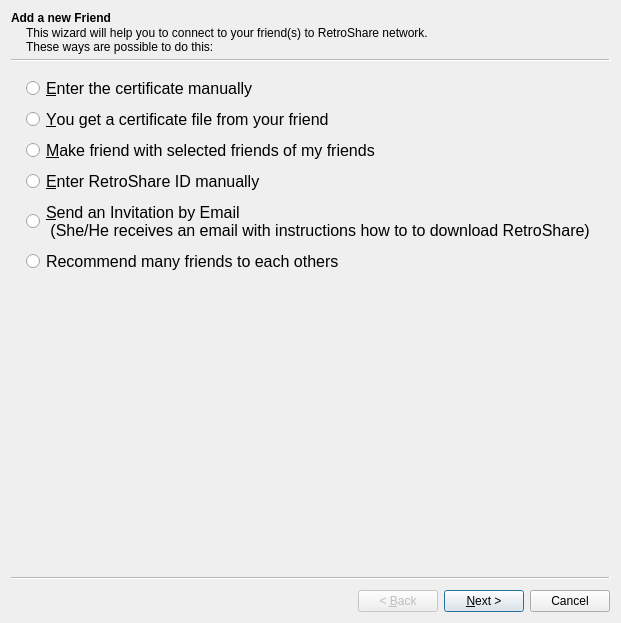
Above: retroshare-gui/src/gui/connect/ConnectFriendWizard.ui from RetroShare/RetroShare before the change. Below: the same form after it.
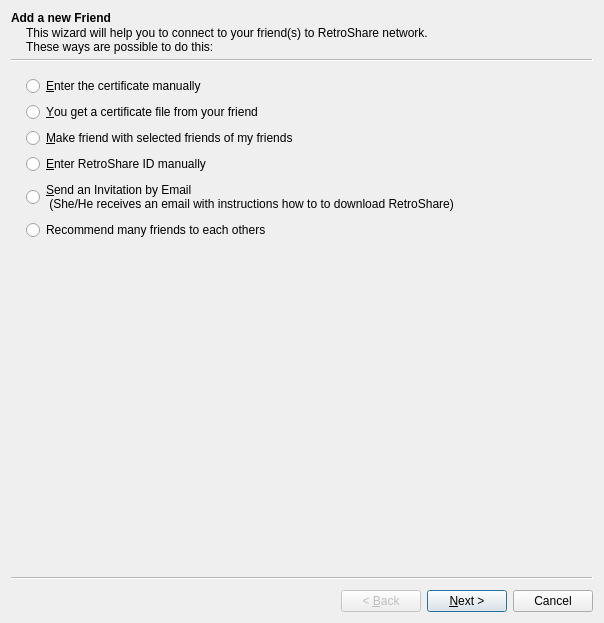
That is the form after the change. Icons and pictures are not drawn. Custom widgets are drawn as their Qt base class.

Commit message: Moved font size definitions from ui files to default qss.

```diff
--- a/retroshare-gui/src/gui/connect/ConnectFriendWizard.ui
+++ b/retroshare-gui/src/gui/connect/ConnectFriendWizard.ui
@@ -30,13 +30,6 @@
    <layout class="QVBoxLayout" name="verticalLayout">
     <item>
      <widget class="QRadioButton" name="textRadioButton">
-      <property name="font">
-       <font>
-        <pointsize>12</pointsize>
-        <weight>50</weight>
-        <bold>false</bold>
-       </font>
-      </property>
       <property name="text">
        <string>&amp;Enter the certificate manually</string>
       </property>
@@ -44,11 +37,6 @@
     </item>
     <item>
      <widget class="QRadioButton" name="certRadioButton">
-      <property name="font">
-       <font>
-        <pointsize>12</pointsize>
-       </font>
-      </property>
       <property name="text">
        <string>&amp;You get a certificate file from your friend</string>
       </property>
@@ -56,11 +44,6 @@
     </item>
     <item>
      <widget class="QRadioButton" name="foffRadioButton">
-      <property name="font">
-       <font>
-        <pointsize>12</pointsize>
-       </font>
-      </property>
       <property name="text">
        <string>&amp;Make friend with selected friends of my friends</string>
       </property>
@@ -68,11 +51,6 @@
     </item>
     <item>
      <widget class="QRadioButton" name="rsidRadioButton">
-      <property name="font">
-       <font>
-        <pointsize>12</pointsize>
-       </font>
-      </property>
       <property name="text">
        <string>&amp;Enter RetroShare ID manually</string>
       </property>
@@ -80,11 +58,6 @@
     </item>
     <item>
      <widget class="QRadioButton" name="emailRadioButton">
-      <property name="font">
-       <font>
-        <pointsize>12</pointsize>
-       </font>
-      </property>
       <property name="text">
        <string>&amp;Send an Invitation by Email 
  (She/He receives an email with instructions how to to download RetroShare)</string>
@@ -93,11 +66,6 @@
     </item>
     <item>
      <widget class="QRadioButton" name="friendRecommendationsRadioButton">
-      <property name="font">
-       <font>
-        <pointsize>12</pointsize>
-       </font>
-      </property>
       <property name="text">
        <string>Recommend many friends to each others</string>
       </property>
@@ -1091,12 +1059,23 @@
   </widget>
  </widget>
  <customwidgets>
+  <customwidget>
+   <class>StyledLabel</class>
+   <extends>QLabel</extends>
+   <header>gui/common/StyledLabel.h</header>
+  </customwidget>
   <customwidget>
    <class>AvatarWidget</class>
    <extends>QLabel</extends>
    <header>gui/common/AvatarWidget.h</header>
    <container>1</container>
   </customwidget>
+  <customwidget>
+   <class>FriendSelectionWidget</class>
+   <extends>QWidget</extends>
+   <header>gui/common/FriendSelectionWidget.h</header>
+   <container>1</container>
+  </customwidget>
   <customwidget>
    <class>DropLineEdit</class>
    <extends>QLineEdit</extends>
@@ -1108,12 +1087,6 @@
    <header>gui/connect/ConnectFriendWizard.h</header>
    <container>1</container>
   </customwidget>
-  <customwidget>
-   <class>FriendSelectionWidget</class>
-   <extends>QWidget</extends>
-   <header>gui/common/FriendSelectionWidget.h</header>
-   <container>1</container>
-  </customwidget>
  </customwidgets>
  <resources>
   <include location="../images.qrc"/>
```
Left out of the diff: 104 changed lines with no effect on the pictures. The commit also changes 6 other files.
